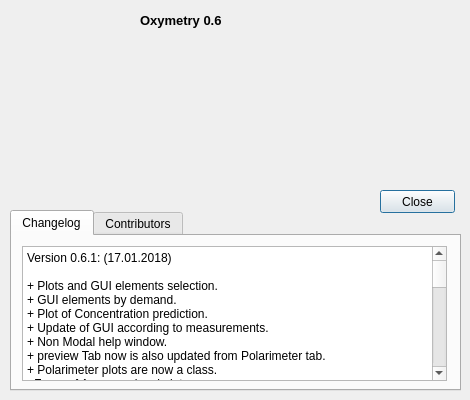
CesarCarvajal/Oxymetry-Backup-2018, file panel_about.ui: the form before one commit.
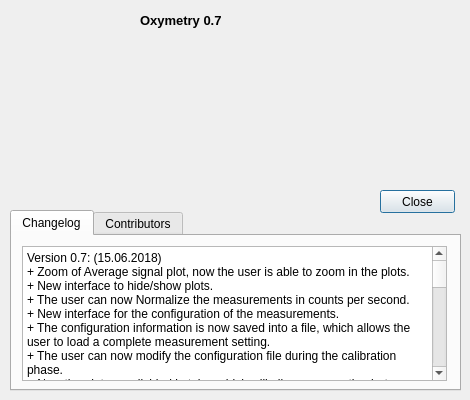
The form after the commit.

Diff of the .ui file:
```diff
--- a/panel_about.ui
+++ b/panel_about.ui
@@ -58,7 +58,7 @@
     </font>
    </property>
    <property name="text">
-    <string>Oxymetry 0.6</string>
+    <string>Oxymetry 0.7</string>
    </property>
   </widget>
   <widget class="QLabel" name="label_compiler">
@@ -163,7 +163,28 @@
       <bool>true</bool>
      </property>
      <property name="plainText">
-      <string>Version 0.6.1: (17.01.2018)
+      <string>Version 0.7: (15.06.2018)
++ Zoom of Average signal plot, now the user is able to zoom in the plots.
++ New interface to hide/show plots.
++ The user can now Normalize the measurements in counts per second.
++ New interface for the configuration of the measurements.
++ The configuration information is now saved into a file, which allows the user to load a complete measurement setting.
++ The user can now modify the configuration file during the calibration phase.
++ Now the plots are divided in tabs, which will allow a separation between phases of the measurement.
++ New user interface for the selection of files for validation and calibration called &quot;Analize Data&quot;.
++ More user friendly status bar.
++ The configuration interface now shows more precisely the required time for a measurement, as well as the time of start and end.
++ The user can select a delay in the start of the measurement in the configuration, for example 8 hours of waiting until the measurement starts.
++ The user can change the size of the columns in the Measurement List in order to read the file names more easily.
++ The user can create up to 2 impurities plus the glucose concentration.
++ Loading old data now shows only the needed plots.
++ Now the user has a dialog counting down 5 seconds before the start of the measurements.
++ The average plot shows numerically the average value of the signals.
++ The Maximum DC intensity and it's wavelength are now shown in the FFT plots in the side panel.
+- Plot of Concentration prediction in main plots window. It's now present in a different plots tab.
+* Several bugs fixed during calibration, measurement and configuration.
+
+Version 0.6.1: (17.01.2018)
 
 + Plots and GUI elements selection.
 + GUI elements by demand.
```
